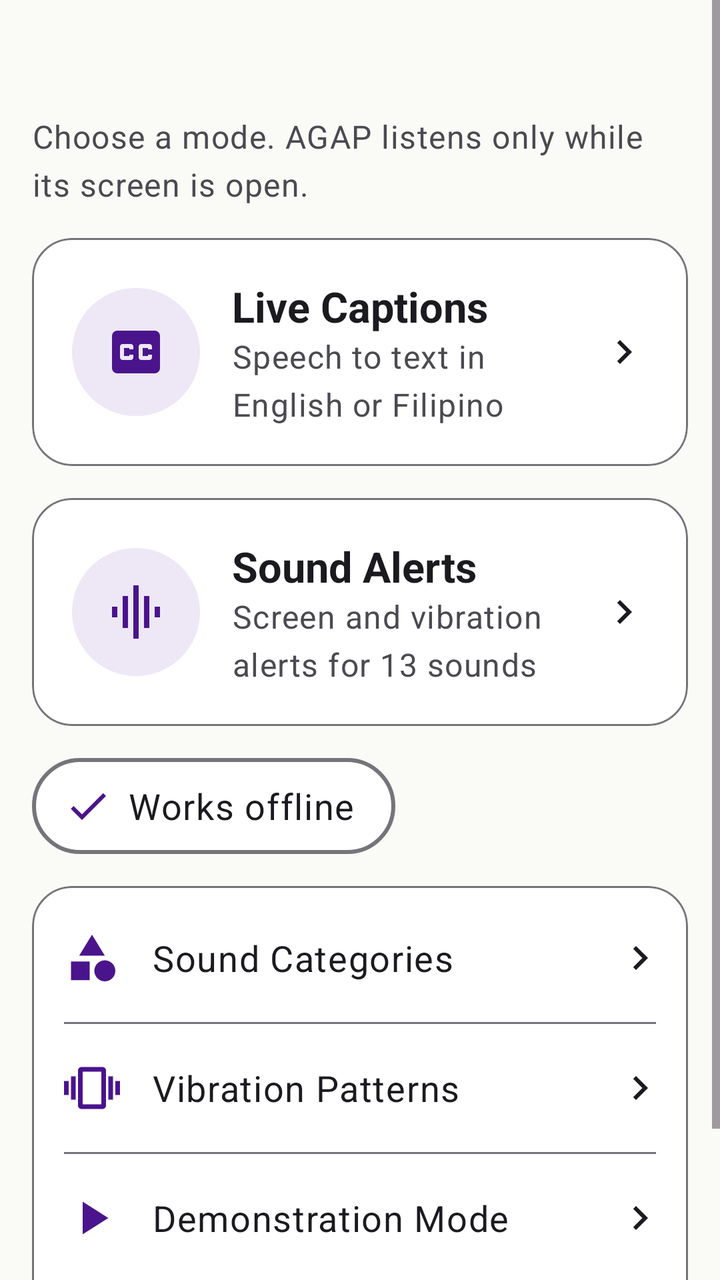
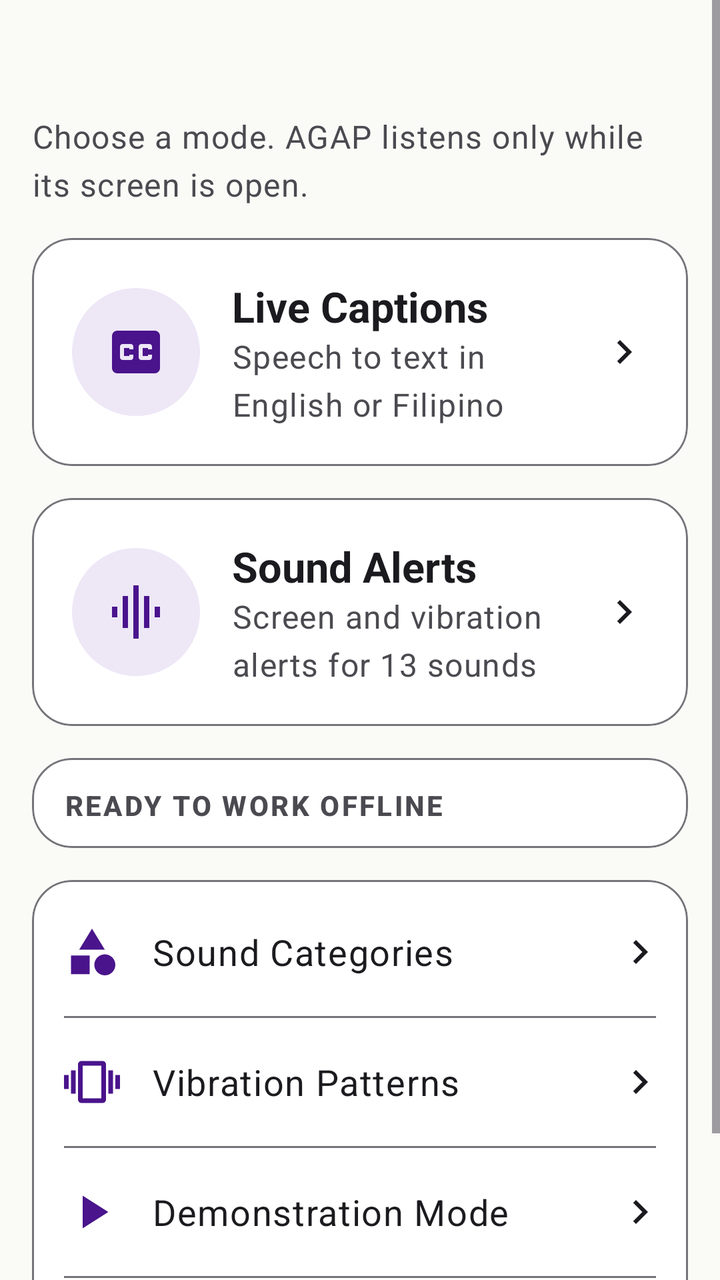

The first picture is an Android layout as it rendered before a commit; the second is the same layout after the commit. The layout source and the unified diff follow.
<!-- AndroidManifest.xml: application theme Theme.AGAP -->
<!-- res/layout/fragment_home.xml -->
<?xml version="1.0" encoding="utf-8"?>
<ScrollView xmlns:android="http://schemas.android.com/apk/res/android"
    xmlns:app="http://schemas.android.com/apk/res-auto"
    android:layout_width="match_parent"
    android:layout_height="match_parent">

    <LinearLayout
        android:layout_width="match_parent"
        android:layout_height="wrap_content"
        android:orientation="vertical"
        android:padding="@dimen/screen_padding">

        <TextView
            android:id="@+id/greeting"
            android:layout_width="match_parent"
            android:layout_height="wrap_content"
            android:accessibilityHeading="true"
            android:textAppearance="@style/TextAppearance.AGAP.Headline" />

        <TextView
            android:layout_width="match_parent"
            android:layout_height="wrap_content"
            android:layout_marginTop="4dp"
            android:layout_marginBottom="@dimen/card_gap"
            android:text="@string/home_intro"
            android:textAppearance="@style/TextAppearance.AGAP.BodySecondary" />

        
        <com.google.android.material.card.MaterialCardView
            android:id="@+id/card_captions"
            android:layout_width="match_parent"
            android:layout_height="wrap_content"
            android:layout_marginBottom="@dimen/card_gap"
            android:clickable="true"
            android:focusable="true">

            <LinearLayout
                android:layout_width="match_parent"
                android:layout_height="wrap_content"
                android:gravity="center_vertical"
                android:minHeight="104dp"
                android:orientation="horizontal"
                android:padding="20dp">

                <FrameLayout
                    android:layout_width="@dimen/icon_circle"
                    android:layout_height="@dimen/icon_circle"
                    android:layout_marginEnd="16dp"
                    android:background="@drawable/bg_icon_circle">

                    <ImageView
                        android:layout_width="32dp"
                        android:layout_height="32dp"
                        android:layout_gravity="center"
                        android:importantForAccessibility="no"
                        android:src="@drawable/ic_captions"
                        app:tint="?attr/agapOnIconCircle" />
                </FrameLayout>

                <LinearLayout
                    android:layout_width="0dp"
                    android:layout_height="wrap_content"
                    android:layout_weight="1"
                    android:orientation="vertical">

                    <TextView
                        android:layout_width="wrap_content"
                        android:layout_height="wrap_content"
                        android:text="@string/home_captions_title"
                        android:textAppearance="@style/TextAppearance.AGAP.Title" />

                    <TextView
                        android:layout_width="wrap_content"
                        android:layout_height="wrap_content"
                        android:text="@string/home_captions_text"
                        android:textAppearance="@style/TextAppearance.AGAP.BodySecondary" />
                </LinearLayout>

                <ImageView
                    style="@style/Widget.AGAP.Chevron"
                    android:importantForAccessibility="no" />
            </LinearLayout>
        </com.google.android.material.card.MaterialCardView>

        
        <com.google.android.material.card.MaterialCardView
            android:id="@+id/card_alerts"
            android:layout_width="match_parent"
            android:layout_height="wrap_content"
            android:layout_marginBottom="@dimen/card_gap"
            android:clickable="true"
            android:focusable="true">

            <LinearLayout
                android:layout_width="match_parent"
                android:layout_height="wrap_content"
                android:gravity="center_vertical"
                android:minHeight="104dp"
                android:orientation="horizontal"
                android:padding="20dp">

                <FrameLayout
                    android:layout_width="@dimen/icon_circle"
                    android:layout_height="@dimen/icon_circle"
                    android:layout_marginEnd="16dp"
                    android:background="@drawable/bg_icon_circle">

                    <ImageView
                        android:layout_width="32dp"
                        android:layout_height="32dp"
                        android:layout_gravity="center"
                        android:importantForAccessibility="no"
                        android:src="@drawable/ic_alerts"
                        app:tint="?attr/agapOnIconCircle" />
                </FrameLayout>

                <LinearLayout
                    android:layout_width="0dp"
                    android:layout_height="wrap_content"
                    android:layout_weight="1"
                    android:orientation="vertical">

                    <TextView
                        android:layout_width="wrap_content"
                        android:layout_height="wrap_content"
                        android:text="@string/home_alerts_title"
                        android:textAppearance="@style/TextAppearance.AGAP.Title" />

                    <TextView
                        android:layout_width="wrap_content"
                        android:layout_height="wrap_content"
                        android:text="@string/home_alerts_text"
                        android:textAppearance="@style/TextAppearance.AGAP.BodySecondary" />
                </LinearLayout>

                <ImageView
                    style="@style/Widget.AGAP.Chevron"
                    android:importantForAccessibility="no" />
            </LinearLayout>
        </com.google.android.material.card.MaterialCardView>

        
        <TextView
            android:layout_width="wrap_content"
            android:layout_height="wrap_content"
            android:layout_marginBottom="@dimen/card_gap"
            android:background="@drawable/bg_status_chip"
            android:drawablePadding="8dp"
            android:gravity="center_vertical"
            android:minHeight="48dp"
            android:paddingStart="16dp"
            android:paddingEnd="20dp"
            android:text="@string/home_offline"
            android:textAppearance="@style/TextAppearance.AGAP.Body"
            app:drawableStartCompat="@drawable/ic_check"
            app:drawableTint="?attr/agapAccent" />

        
        <com.google.android.material.card.MaterialCardView
            android:layout_width="match_parent"
            android:layout_height="wrap_content">

            <LinearLayout
                android:layout_width="match_parent"
                android:layout_height="wrap_content"
                android:orientation="vertical"
                android:paddingTop="4dp"
                android:paddingBottom="4dp">

                <LinearLayout
                    android:id="@+id/row_categories"
                    style="@style/Widget.AGAP.Row">

                    <ImageView
                        style="@style/Widget.AGAP.RowIcon"
                        android:importantForAccessibility="no"
                        android:src="@drawable/ic_category" />

                    <TextView
                        android:layout_width="0dp"
                        android:layout_height="wrap_content"
                        android:layout_weight="1"
                        android:text="@string/categories_title"
                        android:textAppearance="@style/TextAppearance.AGAP.Body" />

                    <ImageView
                    style="@style/Widget.AGAP.Chevron"
                    android:importantForAccessibility="no" />
                </LinearLayout>

                <View
                    android:layout_width="match_parent"
                    android:layout_height="1dp"
                    android:layout_marginStart="16dp"
                    android:layout_marginEnd="16dp"
                    android:background="?attr/agapOutline" />

                <LinearLayout
                    android:id="@+id/row_vibration"
                    style="@style/Widget.AGAP.Row">

                    <ImageView
                        style="@style/Widget.AGAP.RowIcon"
                        android:importantForAccessibility="no"
                        android:src="@drawable/ic_vibration" />

                    <TextView
                        android:layout_width="0dp"
                        android:layout_height="wrap_content"
                        android:layout_weight="1"
                        android:text="@string/vibration_title"
                        android:textAppearance="@style/TextAppearance.AGAP.Body" />

                    <ImageView
                    style="@style/Widget.AGAP.Chevron"
                    android:importantForAccessibility="no" />
                </LinearLayout>

                <View
                    android:layout_width="match_parent"
                    android:layout_height="1dp"
                    android:layout_marginStart="16dp"
                    android:layout_marginEnd="16dp"
                    android:background="?attr/agapOutline" />

                <LinearLayout
                    android:id="@+id/row_demo"
                    style="@style/Widget.AGAP.Row">

                    <ImageView
                        style="@style/Widget.AGAP.RowIcon"
                        android:importantForAccessibility="no"
                        android:src="@drawable/ic_play" />

                    <TextView
                        android:layout_width="0dp"
                        android:layout_height="wrap_content"
                        android:layout_weight="1"
                        android:text="@string/demo_title"
                        android:textAppearance="@style/TextAppearance.AGAP.Body" />

                    <ImageView
                    style="@style/Widget.AGAP.Chevron"
                    android:importantForAccessibility="no" />
                </LinearLayout>

                <View
                    android:layout_width="match_parent"
                    android:layout_height="1dp"
                    android:layout_marginStart="16dp"
                    android:layout_marginEnd="16dp"
                    android:background="?attr/agapOutline" />

                <LinearLayout
                    android:id="@+id/row_settings"
                    style="@style/Widget.AGAP.Row">

                    <ImageView
                        style="@style/Widget.AGAP.RowIcon"
                        android:importantForAccessibility="no"
                        android:src="@drawable/ic_tune" />

                    <TextView
                        android:layout_width="0dp"
                        android:layout_height="wrap_content"
                        android:layout_weight="1"
                        android:text="@string/home_settings"
                        android:textAppearance="@style/TextAppearance.AGAP.Body" />

                    <ImageView
                    style="@style/Widget.AGAP.Chevron"
                    android:importantForAccessibility="no" />
                </LinearLayout>
            </LinearLayout>
        </com.google.android.material.card.MaterialCardView>
    </LinearLayout>
</ScrollView>
<!-- resources referenced by this layout -->
<resources>
  <dimen name="card_gap">16dp</dimen>
  <dimen name="icon_circle">64dp</dimen>
  <dimen name="screen_padding">16dp</dimen>
  <!-- drawable bg_icon_circle (drawable) -->
  <?xml version="1.0" encoding="utf-8"?>
  <shape xmlns:android="http://schemas.android.com/apk/res/android" android:shape="oval">
      <solid android:color="?attr/agapIconCircle" />
  </shape>
  <!-- drawable bg_status_chip (drawable) -->
  <?xml version="1.0" encoding="utf-8"?>
  <shape xmlns:android="http://schemas.android.com/apk/res/android" android:shape="rectangle">
      <solid android:color="?attr/agapSurface" />
      <stroke android:width="2dp" android:color="?attr/agapOutline" />
      <corners android:radius="24dp" />
  </shape>
  <!-- drawable ic_check (drawable) -->
  <?xml version="1.0" encoding="utf-8"?>
  <vector xmlns:android="http://schemas.android.com/apk/res/android"
      android:width="24dp"
      android:height="24dp"
      android:autoMirrored="false"
      android:viewportWidth="24"
      android:viewportHeight="24">
      <path
          android:fillColor="@android:color/white"
          android:pathData="M9,16.17L4.83,12l-1.42,1.41L9,19 21,7l-1.41,-1.41z" />
  </vector>
  <string name="categories_title">Sound Categories</string>
  <string name="demo_title">Demonstration Mode</string>
  <string name="home_alerts_text">Screen and vibration alerts for 13 sounds</string>
  <string name="home_alerts_title">Sound Alerts</string>
  <string name="home_captions_text">Speech to text in English or Filipino</string>
  <string name="home_captions_title">Live Captions</string>
  <string name="home_intro">Choose a mode. AGAP listens only while its screen is open.</string>
  <string name="home_offline">Works offline</string>
  <string name="home_settings">Settings</string>
  <string name="vibration_title">Vibration Patterns</string>
  <style name="TextAppearance.AGAP.Body" parent="TextAppearance.Material3.BodyLarge">
          <item name="android:textSize">18sp</item>
          <item name="android:textColor">?attr/agapText</item>
      </style>
  <style name="TextAppearance.AGAP.BodySecondary" parent="TextAppearance.Material3.BodyLarge">
          <item name="android:textSize">16sp</item>
          <item name="android:textColor">?attr/agapTextSecondary</item>
      </style>
  <style name="TextAppearance.AGAP.Headline" parent="TextAppearance.Material3.HeadlineMedium">
          <item name="android:textSize">28sp</item>
          <item name="android:textStyle">bold</item>
          <item name="android:textColor">?attr/agapText</item>
      </style>
  <style name="TextAppearance.AGAP.Title" parent="TextAppearance.Material3.TitleLarge">
          <item name="android:textSize">21sp</item>
          <item name="android:textStyle">bold</item>
          <item name="android:textColor">?attr/agapText</item>
      </style>
  <dimen name="row_min_height">64dp</dimen>
  <color name="brand">#4A148C</color>
  <color name="on_brand">#FFFFFF</color>
  <color name="brand_tint">#EDE7F6</color>
  <color name="background">#FAFAF7</color>
  <color name="text">#1B1B1F</color>
  <color name="surface">#FFFFFF</color>
  <color name="text_secondary">#4A4A50</color>
  <color name="outline">#74747A</color>
  <color name="emergency_tint">#FDECEA</color>
  <color name="emergency_ink">#8E1414</color>
  <color name="traffic_tint">#FFF0DD</color>
  <color name="traffic_ink">#7A3A00</color>
  <color name="household_tint">#E1F5FE</color>
  <color name="household_ink">#01579B</color>
  <style name="TextAppearance.AGAP.TopBarTitle" parent="TextAppearance.Material3.TitleLarge">
          <item name="android:textSize">24sp</item>
          <item name="android:textStyle">bold</item>
      </style>
  <style name="TextAppearance.AGAP.NavLabel" parent="TextAppearance.Material3.LabelMedium">
          <item name="android:textSize">14sp</item>
      </style>
  <style name="TextAppearance.AGAP.NavLabel.Active">
          <item name="android:textStyle">bold</item>
      </style>
  <!-- unchanged entries left out for length: 15 -->
</resources>

<!-- the commit's change to res/layout/fragment_home.xml (unified diff, before → after) -->
@@ -140,20 +140,35 @@
         </com.google.android.material.card.MaterialCardView>
 
         
-        <TextView
-            android:layout_width="wrap_content"
-            android:layout_height="wrap_content"
-            android:layout_marginBottom="@dimen/card_gap"
-            android:background="@drawable/bg_status_chip"
-            android:drawablePadding="8dp"
-            android:gravity="center_vertical"
-            android:minHeight="48dp"
-            android:paddingStart="16dp"
-            android:paddingEnd="20dp"
-            android:text="@string/home_offline"
-            android:textAppearance="@style/TextAppearance.AGAP.Body"
-            app:drawableStartCompat="@drawable/ic_check"
-            app:drawableTint="?attr/agapAccent" />
+        <com.google.android.material.card.MaterialCardView
+            android:id="@+id/home_status"
+            android:layout_width="match_parent"
+            android:layout_height="wrap_content"
+            android:layout_marginBottom="@dimen/card_gap">
+
+            <LinearLayout
+                android:layout_width="match_parent"
+                android:layout_height="wrap_content"
+                android:orientation="vertical"
+                android:paddingHorizontal="16dp"
+                android:paddingTop="14dp"
+                android:paddingBottom="8dp">
+
+                <TextView
+                    android:layout_width="match_parent"
+                    android:layout_height="wrap_content"
+                    android:accessibilityHeading="true"
+                    android:text="@string/home_status_title"
+                    android:textAppearance="@style/TextAppearance.AGAP.SectionLabel" />
+
+                <LinearLayout
+                    android:id="@+id/home_status_rows"
+                    android:layout_width="match_parent"
+                    android:layout_height="wrap_content"
+                    android:layout_marginTop="4dp"
+                    android:orientation="vertical" />
+            </LinearLayout>
+        </com.google.android.material.card.MaterialCardView>
 
         
         <com.google.android.material.card.MaterialCardView
<!-- resource entries referenced after the edit -->
@@ -8,25 +8,6 @@
   <shape xmlns:android="http://schemas.android.com/apk/res/android" android:shape="oval">
       <solid android:color="?attr/agapIconCircle" />
   </shape>
-  <!-- drawable bg_status_chip (drawable) -->
-  <?xml version="1.0" encoding="utf-8"?>
-  <shape xmlns:android="http://schemas.android.com/apk/res/android" android:shape="rectangle">
-      <solid android:color="?attr/agapSurface" />
-      <stroke android:width="2dp" android:color="?attr/agapOutline" />
-      <corners android:radius="24dp" />
-  </shape>
-  <!-- drawable ic_check (drawable) -->
-  <?xml version="1.0" encoding="utf-8"?>
-  <vector xmlns:android="http://schemas.android.com/apk/res/android"
-      android:width="24dp"
-      android:height="24dp"
-      android:autoMirrored="false"
-      android:viewportWidth="24"
-      android:viewportHeight="24">
-      <path
-          android:fillColor="@android:color/white"
-          android:pathData="M9,16.17L4.83,12l-1.42,1.41L9,19 21,7l-1.41,-1.41z" />
-  </vector>
   <string name="categories_title">Sound Categories</string>
   <string name="demo_title">Demonstration Mode</string>
   <string name="home_alerts_text">Screen and vibration alerts for 13 sounds</string>
@@ -34,8 +15,8 @@
   <string name="home_captions_text">Speech to text in English or Filipino</string>
   <string name="home_captions_title">Live Captions</string>
   <string name="home_intro">Choose a mode. AGAP listens only while its screen is open.</string>
-  <string name="home_offline">Works offline</string>
   <string name="home_settings">Settings</string>
+  <string name="home_status_title">Ready to work offline</string>
   <string name="vibration_title">Vibration Patterns</string>
   <style name="TextAppearance.AGAP.Body" parent="TextAppearance.Material3.BodyLarge">
           <item name="android:textSize">18sp</item>
@@ -49,6 +30,13 @@
           <item name="android:textSize">28sp</item>
           <item name="android:textStyle">bold</item>
           <item name="android:textColor">?attr/agapText</item>
+      </style>
+  <style name="TextAppearance.AGAP.SectionLabel" parent="TextAppearance.Material3.LabelLarge">
+          <item name="android:textSize">14sp</item>
+          <item name="android:textStyle">bold</item>
+          <item name="android:textAllCaps">true</item>
+          <item name="android:letterSpacing">0.08</item>
+          <item name="android:textColor">?attr/agapTextSecondary</item>
       </style>
   <style name="TextAppearance.AGAP.Title" parent="TextAppearance.Material3.TitleLarge">
           <item name="android:textSize">21sp</item>
